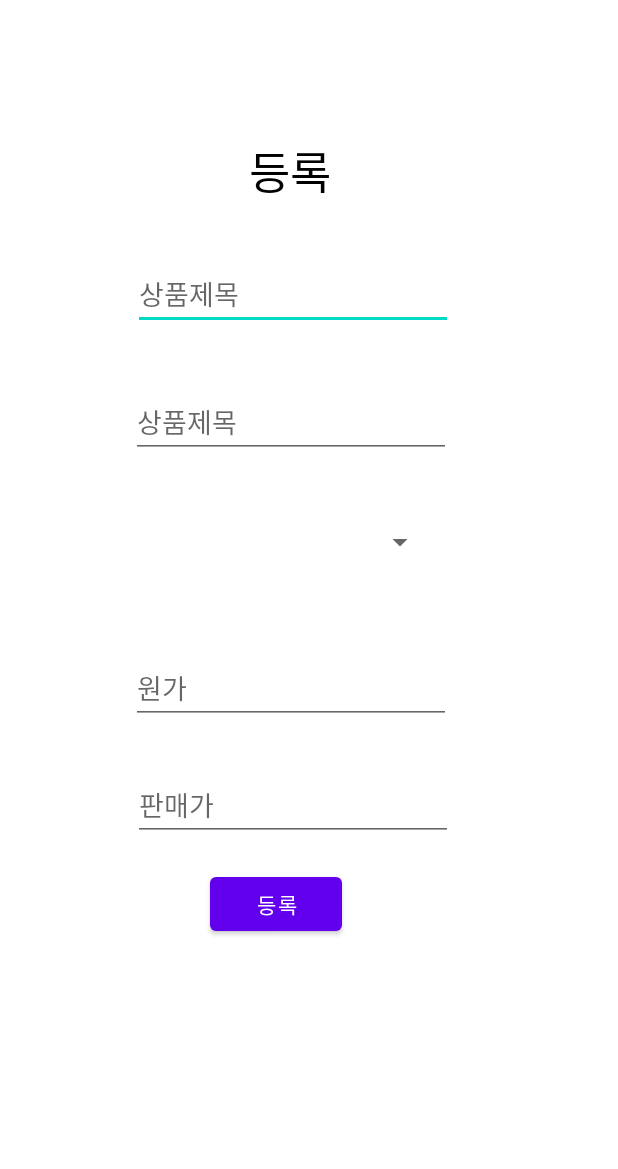
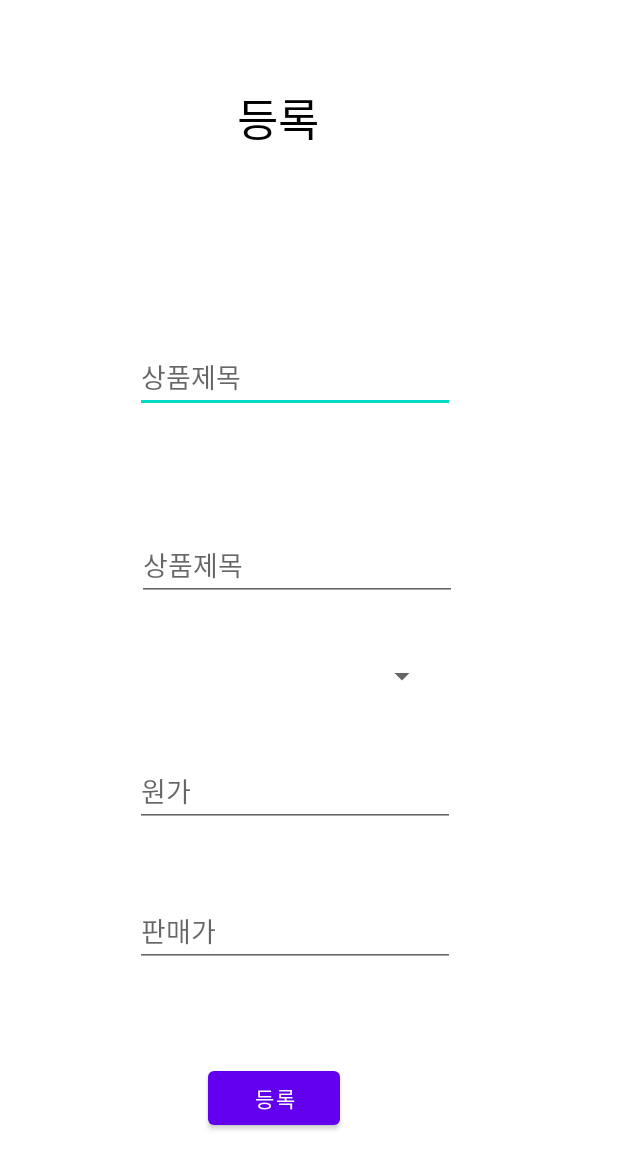
Before and after one commit to maie421/android, an Android app: the ProductActivity screen opened directly, with no data from a screen before it, on a phone screen of 412 x 824 dp. Shown: the top 1169 px of the screen. Run offline under Robolectric (Android 15) with nearby library versions, the phone set to English and light mode, and no system bars.

Commit message:
feat : 등록

```diff
--- a/app/src/main/res/layout/activity_product.xml
+++ b/app/src/main/res/layout/activity_product.xml
@@ -10,31 +10,27 @@
         android:id="@+id/textView7"
         android:layout_width="wrap_content"
         android:layout_height="wrap_content"
-        android:layout_marginStart="164dp"
-        android:layout_marginTop="91dp"
-        android:layout_marginEnd="191dp"
+        android:layout_marginTop="36dp"
         android:text="등록"
         android:textColor="@color/black"
         android:textSize="30dp"
-        app:layout_constraintBottom_toTopOf="@+id/editTextTextPersonName2"
+        app:layout_constraintBottom_toTopOf="@+id/imageView5"
         app:layout_constraintEnd_toEndOf="parent"
-        app:layout_constraintHorizontal_bias="1.0"
+        app:layout_constraintHorizontal_bias="0.442"
         app:layout_constraintStart_toStartOf="parent"
         app:layout_constraintTop_toTopOf="parent"
-        app:layout_constraintVertical_bias="0.0" />
+        app:layout_constraintVertical_bias="0.21" />
 
     <Spinner
         android:id="@+id/spinner"
         android:layout_width="200dp"
         android:layout_height="wrap_content"
-        android:layout_marginStart="90dp"
-        android:layout_marginTop="22dp"
-        android:layout_marginEnd="121dp"
-        android:layout_marginBottom="36dp"
+        android:layout_marginStart="91dp"
+        android:layout_marginEnd="120dp"
+        android:layout_marginBottom="15dp"
         android:textSize="30dp"
         app:layout_constraintBottom_toTopOf="@+id/editTextTextPersonName4"
         app:layout_constraintEnd_toEndOf="parent"
-        app:layout_constraintHorizontal_bias="1.0"
         app:layout_constraintStart_toStartOf="parent"
         app:layout_constraintTop_toBottomOf="@+id/editTextTextPersonName3" />
 
@@ -42,9 +38,13 @@
         android:id="@+id/button5"
         android:layout_width="wrap_content"
         android:layout_height="wrap_content"
-        android:layout_marginStart="140dp"
+        android:layout_marginStart="138dp"
         android:layout_marginTop="18dp"
+        android:layout_marginEnd="185dp"
+        android:layout_marginBottom="48dp"
         android:text="등록"
+        app:layout_constraintBottom_toBottomOf="parent"
+        app:layout_constraintEnd_toEndOf="parent"
         app:layout_constraintStart_toStartOf="parent"
         app:layout_constraintTop_toBottomOf="@+id/editTextTextPersonName5" />
 
@@ -52,31 +52,32 @@
         android:id="@+id/editTextTextPersonName2"
         android:layout_width="wrap_content"
         android:layout_height="wrap_content"
-        android:layout_marginStart="90dp"
-        android:layout_marginTop="35dp"
-        android:layout_marginEnd="111dp"
+        android:layout_marginStart="91dp"
+        android:layout_marginTop="31dp"
+        android:layout_marginEnd="110dp"
+        android:layout_marginBottom="36dp"
         android:ems="10"
         android:hint="상품제목"
         android:inputType="textPersonName"
         app:layout_constraintBottom_toTopOf="@+id/editTextTextPersonName3"
         app:layout_constraintEnd_toEndOf="parent"
         app:layout_constraintStart_toStartOf="parent"
-        app:layout_constraintTop_toBottomOf="@+id/textView7" />
+        app:layout_constraintTop_toBottomOf="@+id/imageView5" />
 
     <EditText
         android:id="@+id/editTextTextPersonName3"
         android:layout_width="wrap_content"
         android:layout_height="wrap_content"
-        android:layout_marginStart="90dp"
-        android:layout_marginTop="37dp"
-        android:layout_marginEnd="111dp"
-        android:layout_marginBottom="22dp"
+        android:layout_marginStart="91dp"
+        android:layout_marginTop="22dp"
+        android:layout_marginEnd="110dp"
+        android:layout_marginBottom="18dp"
         android:ems="10"
         android:hint="상품제목"
         android:inputType="textPersonName"
         app:layout_constraintBottom_toTopOf="@+id/spinner"
         app:layout_constraintEnd_toEndOf="parent"
-        app:layout_constraintHorizontal_bias="1.0"
+        app:layout_constraintHorizontal_bias="0.0"
         app:layout_constraintStart_toStartOf="parent"
         app:layout_constraintTop_toBottomOf="@+id/editTextTextPersonName2" />
 
@@ -84,16 +85,15 @@
         android:id="@+id/editTextTextPersonName4"
         android:layout_width="wrap_content"
         android:layout_height="wrap_content"
-        android:layout_marginStart="90dp"
-        android:layout_marginTop="25dp"
-        android:layout_marginEnd="111dp"
-        android:layout_marginBottom="20dp"
+        android:layout_marginStart="91dp"
+        android:layout_marginTop="6dp"
+        android:layout_marginEnd="110dp"
+        android:layout_marginBottom="16dp"
         android:ems="10"
         android:hint="원가"
         android:inputType="textPersonName"
         app:layout_constraintBottom_toTopOf="@+id/editTextTextPersonName5"
         app:layout_constraintEnd_toEndOf="parent"
-        app:layout_constraintHorizontal_bias="1.0"
         app:layout_constraintStart_toStartOf="parent"
         app:layout_constraintTop_toBottomOf="@+id/spinner" />
 
@@ -101,10 +101,10 @@
         android:id="@+id/editTextTextPersonName5"
         android:layout_width="wrap_content"
         android:layout_height="wrap_content"
-        android:layout_marginStart="90dp"
-        android:layout_marginTop="10dp"
-        android:layout_marginEnd="111dp"
-        android:layout_marginBottom="28dp"
+        android:layout_marginStart="91dp"
+        android:layout_marginTop="9dp"
+        android:layout_marginEnd="110dp"
+        android:layout_marginBottom="26dp"
         android:ems="10"
         android:hint="판매가"
         android:inputType="textPersonName"
@@ -113,4 +113,17 @@
         app:layout_constraintStart_toStartOf="parent"
         app:layout_constraintTop_toBottomOf="@+id/editTextTextPersonName4" />
 
+    <ImageView
+        android:id="@+id/imageView5"
+        android:layout_width="wrap_content"
+        android:layout_height="wrap_content"
+        android:layout_marginTop="27dp"
+        android:layout_marginBottom="28dp"
+        app:layout_constraintBottom_toTopOf="@+id/editTextTextPersonName2"
+        app:layout_constraintEnd_toEndOf="parent"
+        app:layout_constraintHorizontal_bias="0.445"
+        app:layout_constraintStart_toStartOf="parent"
+        app:layout_constraintTop_toBottomOf="@+id/textView7"
+        tools:srcCompat="@tools:sample/avatars" />
+
 </androidx.constraintlayout.widget.ConstraintLayout>
```
